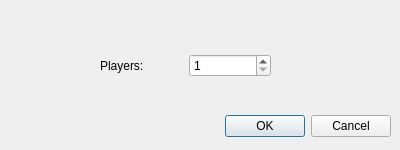
Old version of the form manual-control/playersdialog.ui in the repository adornetejr/joystick.
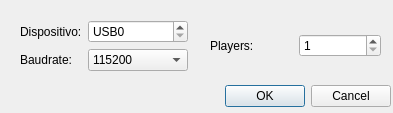
New version of the form.

```diff
--- a/manual-control/playersdialog.ui
+++ b/manual-control/playersdialog.ui
@@ -6,8 +6,8 @@
    <rect>
     <x>0</x>
     <y>0</y>
-    <width>400</width>
-    <height>150</height>
+    <width>393</width>
+    <height>113</height>
    </rect>
   </property>
   <property name="windowTitle">
@@ -17,7 +17,7 @@
    <property name="geometry">
     <rect>
      <x>50</x>
-     <y>110</y>
+     <y>80</y>
      <width>341</width>
      <height>32</height>
     </rect>
@@ -32,8 +32,8 @@
   <widget class="QWidget" name="horizontalLayoutWidget">
    <property name="geometry">
     <rect>
-     <x>100</x>
-     <y>50</y>
+     <x>210</x>
+     <y>30</y>
      <width>171</width>
      <height>31</height>
     </rect>
@@ -58,6 +58,92 @@
     </item>
    </layout>
   </widget>
+  <widget class="QWidget" name="formLayoutWidget_3">
+   <property name="geometry">
+    <rect>
+     <x>20</x>
+     <y>20</y>
+     <width>168</width>
+     <height>61</height>
+    </rect>
+   </property>
+   <layout class="QFormLayout" name="formLayout_2">
+    <item row="0" column="0">
+     <widget class="QLabel" name="label_3">
+      <property name="text">
+       <string>Dispositivo:</string>
+      </property>
+     </widget>
+    </item>
+    <item row="0" column="1">
+     <widget class="QSpinBox" name="port_box">
+      <property name="prefix">
+       <string>USB</string>
+      </property>
+      <property name="maximum">
+       <number>16</number>
+      </property>
+     </widget>
+    </item>
+    <item row="1" column="0">
+     <widget class="QLabel" name="label_4">
+      <property name="text">
+       <string>Baudrate:</string>
+      </property>
+     </widget>
+    </item>
+    <item row="1" column="1">
+     <widget class="QComboBox" name="baud_box">
+      <property name="enabled">
+       <bool>true</bool>
+      </property>
+      <property name="currentText">
+       <string>115200</string>
+      </property>
+      <item>
+       <property name="text">
+        <string>115200</string>
+       </property>
+      </item>
+      <item>
+       <property name="text">
+        <string>9600</string>
+       </property>
+      </item>
+      <item>
+       <property name="text">
+        <string>19200</string>
+       </property>
+      </item>
+      <item>
+       <property name="text">
+        <string>38400</string>
+       </property>
+      </item>
+      <item>
+       <property name="text">
+        <string>57600</string>
+       </property>
+      </item>
+      <item>
+       <property name="text">
+        <string>230400</string>
+       </property>
+      </item>
+      <item>
+       <property name="text">
+        <string>460800</string>
+       </property>
+      </item>
+      <item>
+       <property name="text">
+        <string>921600</string>
+       </property>
+      </item>
+     </widget>
+    </item>
+   </layout>
+  </widget>
  </widget>
  <resources/>
  <connections>
```
Left out of the diff: 8 changed lines with no effect on the pictures.
